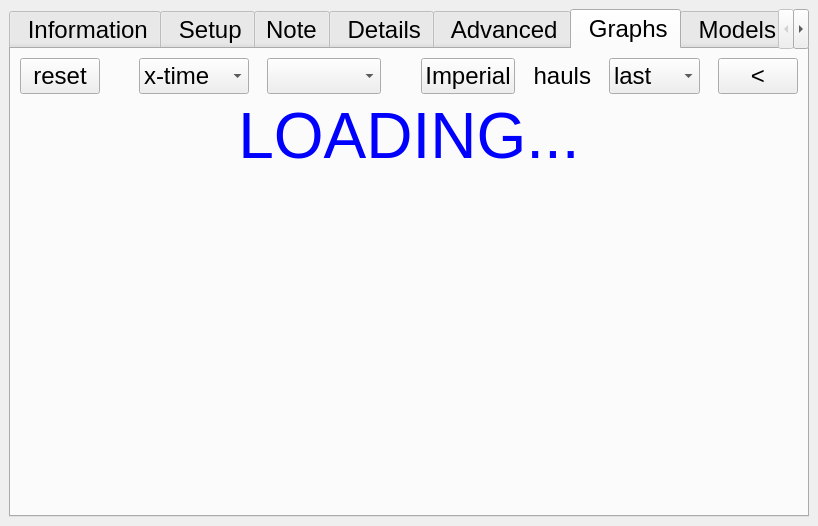
Before: the Qt Designer form ddh/gui/gui_ddh.ui in LowellInstruments/ddh5, drawn with Qt 5.
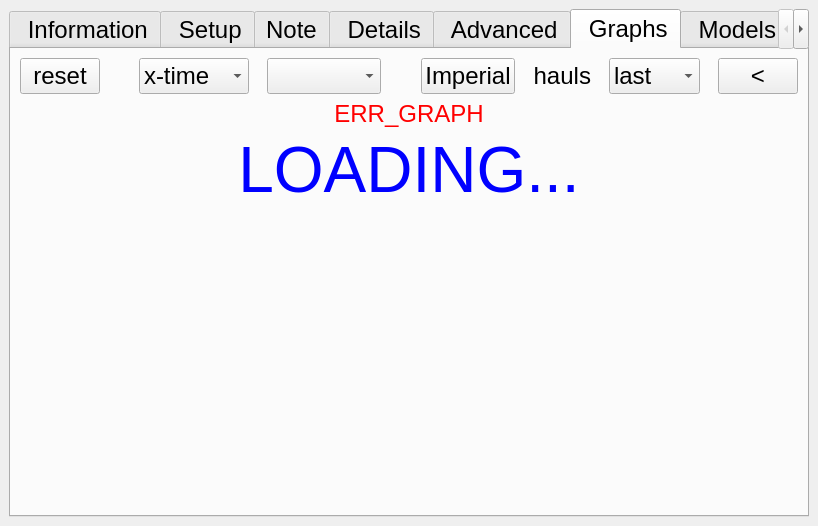
After: the same form once the commit is applied. The open tabs and pages were chosen to show the change. Icons and pictures are not drawn.

What changed in the file:
```diff
--- a/ddh/gui/gui_ddh.ui
+++ b/ddh/gui/gui_ddh.ui
@@ -1710,7 +1710,7 @@
        <attribute name="title">
         <string> Graphs</string>
        </attribute>
-       <layout class="QVBoxLayout" name="verticalLayout_7" stretch="1,0,8">
+       <layout class="QVBoxLayout" name="verticalLayout_7" stretch="1,0,0,8">
         <item>
          <layout class="QHBoxLayout" name="lay_g_h1" stretch="1,0,1,2,0,1,1,1,1">
           <property name="spacing">
@@ -1833,6 +1833,47 @@
           </item>
          </layout>
         </item>
+        <item>
+         <layout class="QHBoxLayout" name="lay_g_h1_3" stretch="0">
+          <property name="spacing">
+           <number>0</number>
+          </property>
+          <item>
+           <widget class="QLabel" name="lbl_graph_err">
+            <property name="sizePolicy">
+             <sizepolicy hsizetype="Preferred" vsizetype="Fixed">
+              <horstretch>0</horstretch>
+              <verstretch>0</verstretch>
+             </sizepolicy>
+            </property>
+            <property name="maximumSize">
+             <size>
+              <width>9000</width>
+              <height>50</height>
+             </size>
+            </property>
+            <property name="font">
+             <font>
+              <pointsize>18</pointsize>
+              <bold>false</bold>
+              <underline>false</underline>
+              <strikeout>false</strikeout>
+              <kerning>true</kerning>
+             </font>
+            </property>
+            <property name="styleSheet">
+             <string notr="true">color: red</string>
+            </property>
+            <property name="text">
+             <string>ERR_GRAPH</string>
+            </property>
+            <property name="alignment">
+             <set>Qt::AlignCenter</set>
+            </property>
+           </widget>
+          </item>
+         </layout>
+        </item>
         <item>
          <layout class="QHBoxLayout" name="lay_g_h1_2" stretch="0">
           <property name="spacing">
```
Left out of the diff: 2 changed lines with no effect on the pictures.
